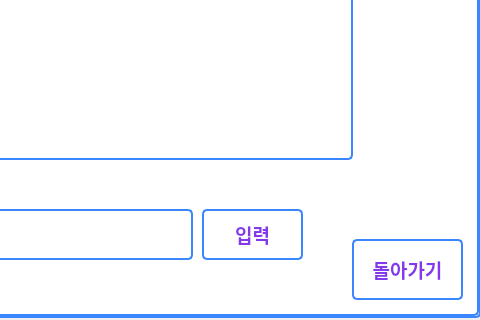
This is teacher2.ui in imgeunyeong/IOT-AI-project as Qt 5 draws it before an edit; both pictures show x 430 to 910 and y 383 to 703 of the 910 by 703 pixel window. The edited form follows.
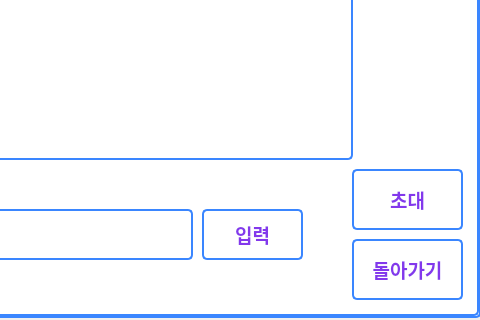
This is the edited form.

Patch:
```diff
--- a/teacher2.ui
+++ b/teacher2.ui
@@ -643,6 +643,26 @@
        <string>돌아가기</string>
       </property>
      </widget>
+     <widget class="QPushButton" name="chat_invite_button">
+      <property name="geometry">
+       <rect>
+        <x>780</x>
+        <y>550</y>
+        <width>111</width>
+        <height>61</height>
+       </rect>
+      </property>
+      <property name="font">
+       <font>
+        <pointsize>14</pointsize>
+        <weight>75</weight>
+        <bold>true</bold>
+       </font>
+      </property>
+      <property name="text">
+       <string>초대</string>
+      </property>
+     </widget>
     </widget>
    </widget>
   </widget>
```
